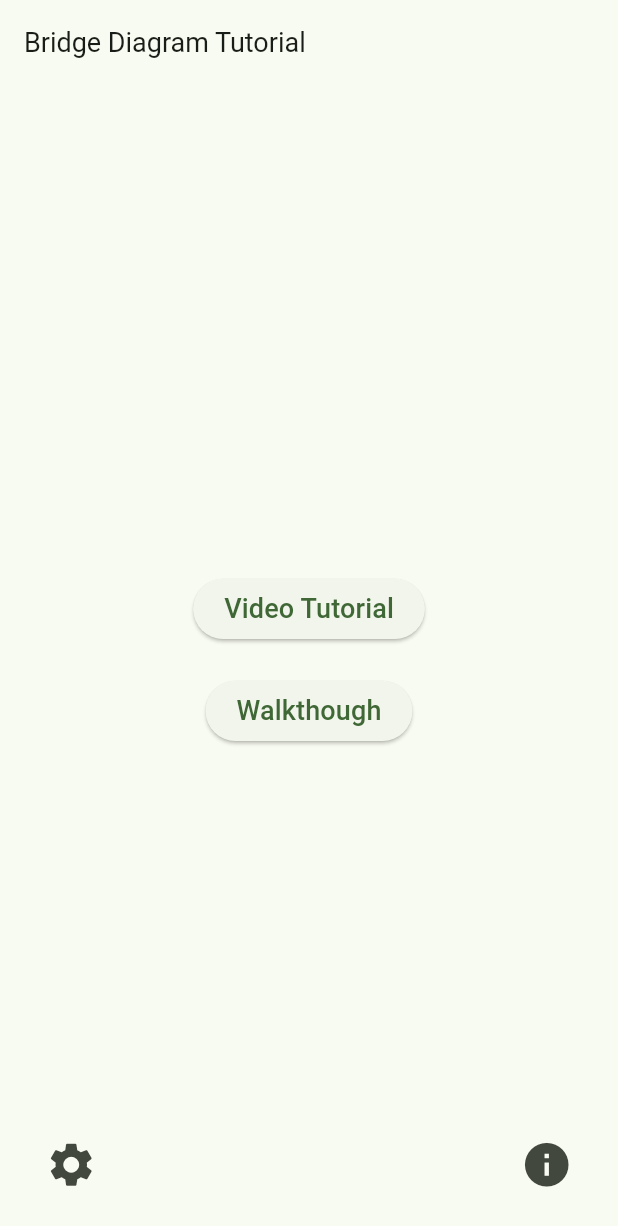
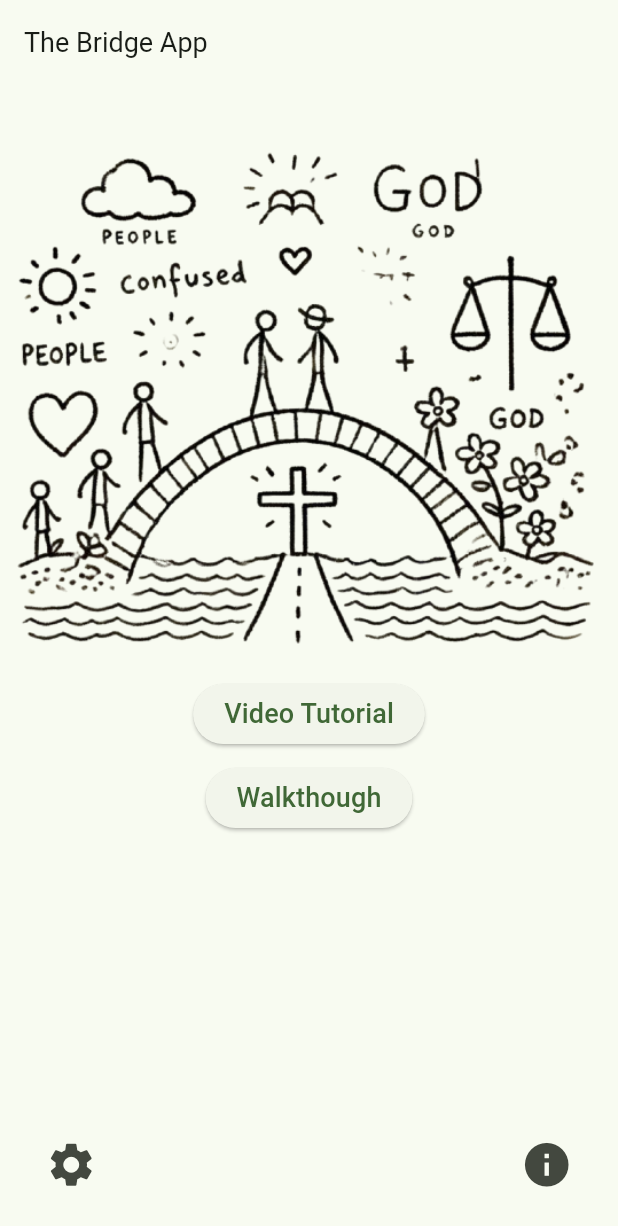
Before and after one commit to Arjun2908/TheBridgeApp, a Flutter app: the screen it shows after launch, on a phone screen of 412 x 824 dp. Shown: the top 1226 px of the screen. Run offline on Flutter 3.47's test engine with Material 3 defaults, Android fonts, the phone set to English and light mode, and no system bars; our stand-ins replace flutter_colorpicker, flutter_dotenv, hive, hive_flutter, share_plus, video_player; accounts and stored records are empty.

Commit message:
enhance home page layout with dark mode support and new illustration

```diff
--- a/lib/main.dart
+++ b/lib/main.dart
@@ -1,4 +1,5 @@
 import 'package:flutter/material.dart';
+import 'package:flutter/services.dart';
 import 'package:flutter_dotenv/flutter_dotenv.dart';
 import 'package:provider/provider.dart';
 import 'package:the_bridge_app/providers/feedback_provider.dart';
@@ -17,7 +18,6 @@
   await Hive.openBox('settings');
   await dotenv.load(fileName: ".env");
 
-  // SystemChrome.setPreferredOrientations([DeviceOrientation.landscapeLeft]).then((value) => runApp(const MyApp()));
   runApp(const MyApp());
 }
 
@@ -113,21 +113,54 @@
 
   @override
   Widget build(BuildContext context) {
+    bool isDarkMode = Theme.of(context).brightness == Brightness.dark;
+
     return Scaffold(
-      appBar: AppBar(title: const Text('Bridge Diagram Tutorial')),
+      appBar: AppBar(title: const Text('The Bridge App')),
       body: Stack(
         children: [
+          Align(
+            alignment: Alignment.topCenter,
+            child: SizedBox(
+              width: double.infinity,
+              height: MediaQuery.of(context).size.height * 0.5,
+              child: isDarkMode
+                  ? ColorFiltered(
+                      colorFilter: const ColorFilter.matrix([
+                        -1, 0, 0, 0, 255, // Red
+                        0, -1, 0, 0, 255, // Green
+                        0, 0, -1, 0, 255, // Blue
+                        0, 0, 0, 1, 0, // Alpha
+                      ]),
+                      child: Image.asset(
+                        'assets/home.png',
+                        fit: BoxFit.contain,
+                        height: double.infinity,
+                        width: double.infinity,
+                      ),
+                    )
+                  : Image.asset(
+                      'assets/home.png',
+                      fit: BoxFit.contain,
+                      height: double.infinity,
+                      width: double.infinity,
+                    ),
+            ),
+          ),
           Center(
+            child: Padding(
+              padding: const EdgeInsets.only(top: 128),
               child: Column(
                 mainAxisAlignment: MainAxisAlignment.center,
                 children: <Widget>[
                   ElevatedButton(
+                    style: ElevatedButton.styleFrom(),
                     onPressed: () {
                       Navigator.pushNamed(context, '/video');
                     },
                     child: const Text('Video Tutorial'),
                   ),
-                const SizedBox(height: 20),
+                  const SizedBox(height: 8),
                   ElevatedButton(
                     onPressed: () {
                       Navigator.pushNamed(context, '/main');
@@ -135,6 +168,7 @@
                     child: const Text('Walkthough'),
                   ),
                 ],
+              ),
             ),
           ),
           Align(
```
Also changed, not shown: assets/home.png (added). Lines whose indentation alone changed are shown as unchanged.
